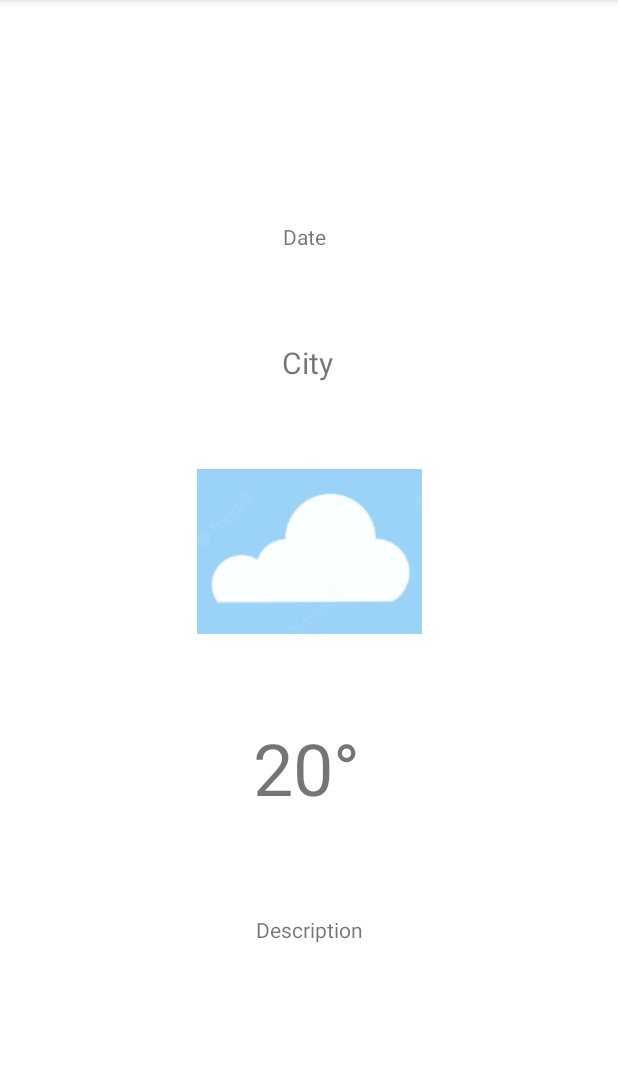
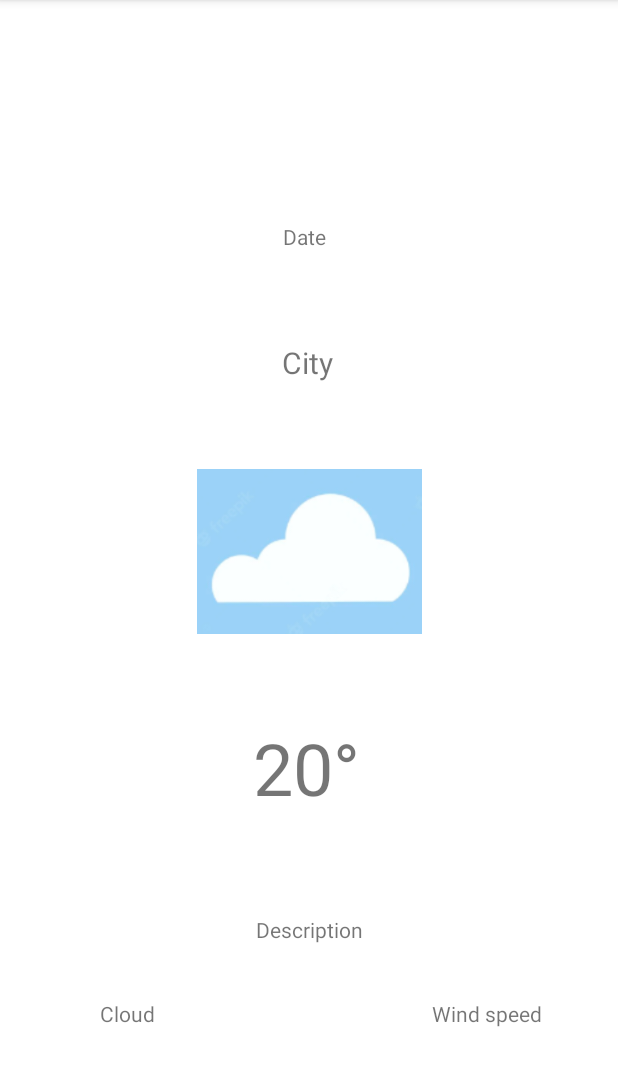
Before and after one commit to SeanTFS/Weather, an Android app: the screen it shows after launch (MainActivity), on a phone screen of 412 x 824 dp, the part 84-1170 px from its top. Run offline under Robolectric (Android 15) with nearby library versions, the phone set to English and light mode, and no system bars; our stand-ins replace Picasso, Volley; network calls fail; pictures from the network do not load.

Commit message:
Weather--11/30--Ajoute de vent et nuage

```diff
--- a/app/src/main/java/com/schen/weather/MainActivity.java
+++ b/app/src/main/java/com/schen/weather/MainActivity.java
@@ -31,7 +31,7 @@ import java.util.Calendar;
 
 public class MainActivity extends AppCompatActivity {
     //Declaration des champs
-    TextView mDate, mCity, mTemp, mDescription;
+    TextView mDate, mCity, mTemp, mDescription, mCloud, mWind;
     private RequestQueue requestQueue;
     ImageView imgIcon;
     String maVille="Toronto";
@@ -46,6 +46,8 @@ public class MainActivity extends AppCompatActivity {
         mCity = findViewById(R.id.mCity);
         mTemp = findViewById(R.id.mTemp);
         mDescription = findViewById(R.id.mDescription);
+        mCloud = findViewById(R.id.mCloud);
+        mWind = findViewById(R.id.mWind);
         afficher();
     }
 
@@ -85,6 +87,8 @@ public class MainActivity extends AppCompatActivity {
                 try {
                     JSONObject main_object = response.getJSONObject("main");
                     JSONArray array = response.getJSONArray("weather");
+                    JSONObject objectCloud = response.getJSONObject("clouds");
+                    JSONObject objectWind = response.getJSONObject("wind");
                     //Log.d("Tag","resultat = "+array.toString());
                     //Log.d("Tag","resultat = "+main_object.toString());
                     JSONObject object = array.getJSONObject(0);
@@ -95,7 +99,12 @@ public class MainActivity extends AppCompatActivity {
                     String description = object.getString("description");
                     String city = response.getString("name");
                     String icon = object.getString("icon");
+
+                    int tempCloud=(int)Math.round(objectCloud.getDouble("all"));
+                    int tempWind=(int)Math.round(objectWind.getDouble("speed"));
                     //mettre les valeurs
+                    mCloud.setText("Clouds: "+tempCloud);
+                    mWind.setText("Wind speed: "+tempWind);
                     mCity.setText(city);
                     mTemp.setText(temp);
                     mDescription.setText(description);
--- a/app/src/main/res/layout/activity_main.xml
+++ b/app/src/main/res/layout/activity_main.xml
@@ -79,4 +79,28 @@
         app:layout_constraintTop_toBottomOf="@+id/mCity"
         app:srcCompat="@drawable/cloud" />
 
+    <TextView
+        android:id="@+id/mCloud"
+        android:layout_width="wrap_content"
+        android:layout_height="wrap_content"
+        android:text="@string/mCloud"
+        app:layout_constraintBottom_toBottomOf="parent"
+        app:layout_constraintEnd_toEndOf="parent"
+        app:layout_constraintHorizontal_bias="0.178"
+        app:layout_constraintStart_toStartOf="parent"
+        app:layout_constraintTop_toTopOf="parent"
+        app:layout_constraintVertical_bias="0.89" />
+
+    <TextView
+        android:id="@+id/mWind"
+        android:layout_width="wrap_content"
+        android:layout_height="wrap_content"
+        android:text="@string/mWind"
+        app:layout_constraintBottom_toBottomOf="parent"
+        app:layout_constraintEnd_toEndOf="parent"
+        app:layout_constraintHorizontal_bias="0.85"
+        app:layout_constraintStart_toStartOf="parent"
+        app:layout_constraintTop_toTopOf="parent"
+        app:layout_constraintVertical_bias="0.89" />
+
 </androidx.constraintlayout.widget.ConstraintLayout>
--- a/app/src/main/res/values/strings.xml
+++ b/app/src/main/res/values/strings.xml
@@ -7,4 +7,6 @@
     <string name="TempDot">°</string>
     <string name="weather_image">Weather Image</string>
     <string name="searcj">Enter city name</string>
+    <string name="mCloud">Cloud</string>
+    <string name="mWind">Wind speed</string>
 </resources>
```
